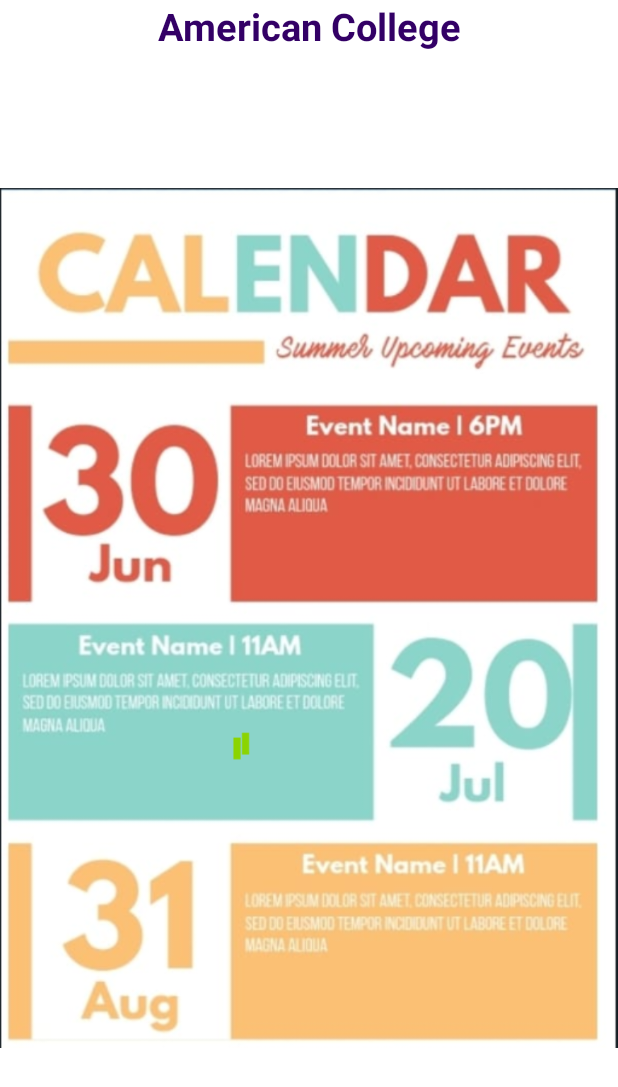
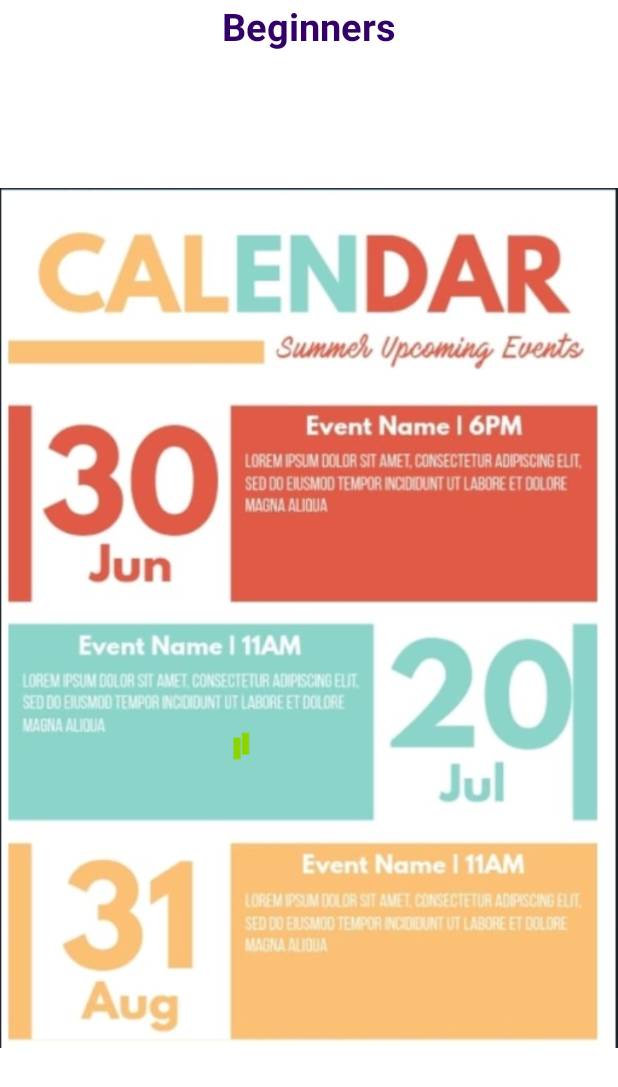
Before and after one commit to sairajeev502/amarican_clg, an Android app: the MainActivity screen opened directly, with no data from a screen before it, on a phone screen of 412 x 824 dp. Shown: the top 1087 px of the screen. Run offline under Robolectric (Android 15) with nearby library versions, the phone set to English and light mode, and no system bars.

Commit message:
Changed the title

```diff
--- a/app/src/main/res/layout/activity_main.xml
+++ b/app/src/main/res/layout/activity_main.xml
@@ -10,7 +10,7 @@
     <TextView
         android:layout_width="match_parent"
         android:layout_height="wrap_content"
-        android:text="American College"
+        android:text="Beginners"
         android:textStyle="bold"
         android:textColor="@color/color1"
         android:textAlignment="center"
```
